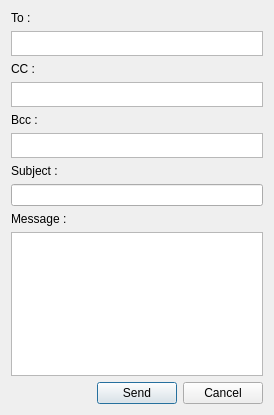
The window that src/qt/ui/user_send_mail.ui (maidsafe-archive/MaidSafe-Encrypt) describes before a commit, drawn with Qt 5.
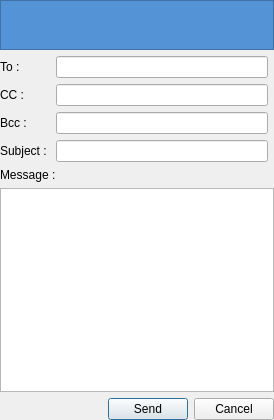
The same window after the commit. Icons and pictures are not drawn.

Commit message: Storing Emails in XML Format

```diff
--- a/src/qt/ui/user_send_mail.ui
+++ b/src/qt/ui/user_send_mail.ui
@@ -7,7 +7,7 @@
     <x>0</x>
     <y>0</y>
     <width>274</width>
-    <height>415</height>
+    <height>420</height>
    </rect>
   </property>
   <property name="sizePolicy">
@@ -19,35 +19,72 @@
   <property name="windowTitle">
    <string>Mail Message</string>
   </property>
+  <property name="styleSheet">
+   <string notr="true">QFrame#TopFrame {
+background-color: #5593d7;
+}</string>
+  </property>
   <layout class="QGridLayout" name="gridLayout">
-   <item row="0" column="0">
-    <widget class="QLabel" name="lblTo">
+   <property name="margin">
+    <number>0</number>
+   </property>
+   <item row="0" column="0" colspan="3">
+    <widget class="QFrame" name="TopFrame">
+     <property name="minimumSize">
+      <size>
+       <width>0</width>
+       <height>50</height>
+      </size>
+     </property>
+     <property name="frameShape">
+      <enum>QFrame::StyledPanel</enum>
+     </property>
+     <property name="frameShadow">
+      <enum>QFrame::Raised</enum>
+     </property>
+     <layout class="QGridLayout" name="gridLayout_2">
+      <item row="0" column="0">
+       <widget class="QLabel" name="label">
+        <property name="text">
+         <string/>
+        </property>
+        <property name="pixmap">
+         <pixmap resource="../resources/resources.qrc">:/icons/32/ms_icon_white.png</pixmap>
+        </property>
+       </widget>
+      </item>
+     </layout>
+    </widget>
+   </item>
+   <item row="2" column="0">
+    <widget class="QLabel" name="lblcc">
      <property name="text">
-      <string>To :</string>
+      <string>CC :</string>
      </property>
-     <property name="textFormat">
-      <enum>Qt::PlainText</enum>
+    </widget>
+   </item>
+   <item row="3" column="0">
+    <widget class="QLabel" name="lblBcc">
+     <property name="text">
+      <string>Bcc :</string>
      </property>
     </widget>
    </item>
-   <item row="6" column="0">
+   <item row="4" column="0">
     <widget class="QLabel" name="label_2">
      <property name="text">
       <string>Subject : </string>
      </property>
     </widget>
    </item>
-   <item row="7" column="0">
-    <widget class="QLineEdit" name="subjectTextEdit"/>
-   </item>
-   <item row="8" column="0">
+   <item row="6" column="0" colspan="2">
     <widget class="QLabel" name="lblMessage">
      <property name="text">
       <string>Message :</string>
      </property>
     </widget>
    </item>
-   <item row="9" column="0">
+   <item row="7" column="0" colspan="3">
     <widget class="QTextEdit" name="messageTextEdit">
      <property name="baseSize">
       <size>
@@ -57,7 +94,7 @@
      </property>
     </widget>
    </item>
-   <item row="11" column="0">
+   <item row="8" column="0" colspan="3">
     <layout class="QHBoxLayout" name="horizontalLayout">
      <item>
       <spacer name="horizontalSpacer">
@@ -88,65 +125,25 @@
      </item>
     </layout>
    </item>
-   <item row="2" column="0">
-    <widget class="QLabel" name="lblcc">
-     <property name="text">
-      <string>CC :</string>
-     </property>
-    </widget>
+   <item row="4" column="1">
+    <widget class="QLineEdit" name="subjectTextEdit"/>
    </item>
-   <item row="3" column="0">
-    <widget class="QTextEdit" name="ccTextEdit">
-     <property name="sizePolicy">
-      <sizepolicy hsizetype="Expanding" vsizetype="Preferred">
-       <horstretch>0</horstretch>
-       <verstretch>0</verstretch>
-      </sizepolicy>
-     </property>
-     <property name="maximumSize">
-      <size>
-       <width>16777215</width>
-       <height>25</height>
-      </size>
-     </property>
-    </widget>
+   <item row="2" column="1">
+    <widget class="QLineEdit" name="ccTextEdit"/>
+   </item>
+   <item row="3" column="1">
+    <widget class="QLineEdit" name="bccTextEdit"/>
+   </item>
+   <item row="1" column="1">
+    <widget class="QLineEdit" name="toTextEdit"/>
    </item>
    <item row="1" column="0">
-    <widget class="QTextEdit" name="toTextEdit">
-     <property name="sizePolicy">
-      <sizepolicy hsizetype="Expanding" vsizetype="Preferred">
-       <horstretch>0</horstretch>
-       <verstretch>0</verstretch>
-      </sizepolicy>
-     </property>
-     <property name="maximumSize">
-      <size>
-       <width>16777215</width>
-       <height>25</height>
-      </size>
-     </property>
-     <property name="baseSize">
-      <size>
-       <width>0</width>
-       <height>0</height>
-      </size>
-     </property>
-    </widget>
-   </item>
-   <item row="4" column="0">
-    <widget class="QLabel" name="lblBcc">
+    <widget class="QLabel" name="lblTo">
      <property name="text">
-      <string>Bcc :</string>
+      <string>To :</string>
      </property>
-    </widget>
-   </item>
-   <item row="5" column="0">
-    <widget class="QTextEdit" name="bccTextEdit">
-     <property name="maximumSize">
-      <size>
-       <width>16777215</width>
-       <height>25</height>
-      </size>
+     <property name="textFormat">
+      <enum>Qt::PlainText</enum>
      </property>
     </widget>
    </item>
```
Left out of the diff: 5 changed lines with no effect on the pictures. The commit also changes 12 other files.
